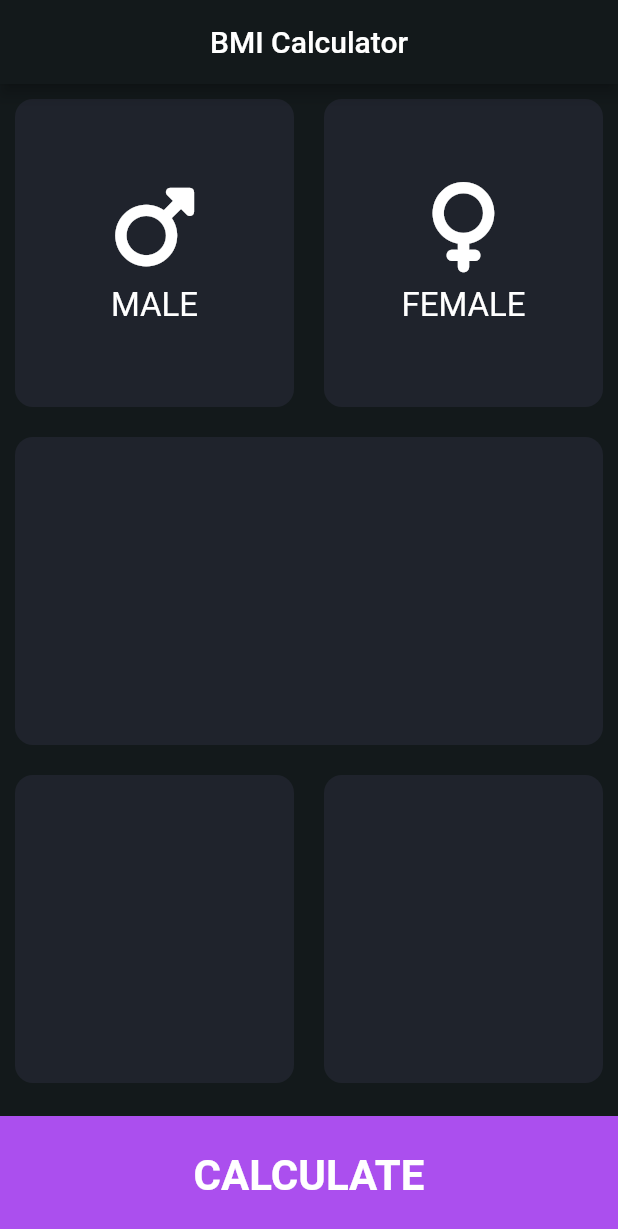
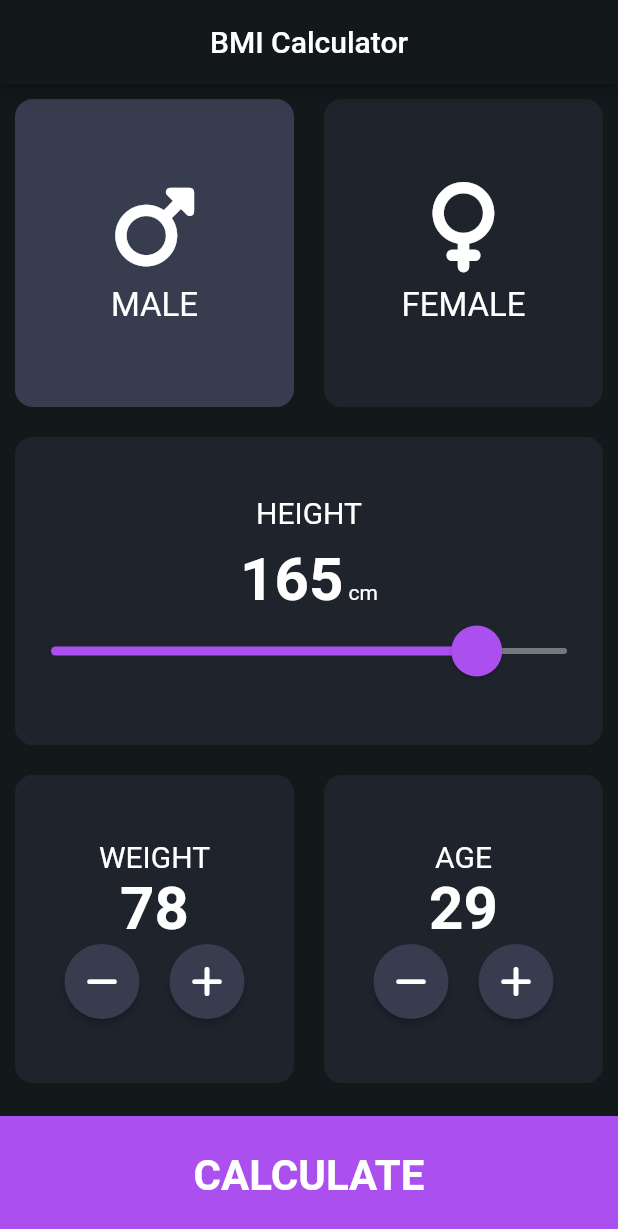
Before and after one commit to Jros88/flutter_codigo5_bmi, a Flutter app: the screen it shows after launch, on a phone screen of 412 x 824 dp. Shown: the top 1229 px of the screen. Run offline on Flutter 3.47's test engine with Material 2 defaults, Android fonts, the phone set to English and light mode, and no system bars; our stand-ins replace font_awesome_flutter.

Commit message:
BMI Brain

```diff
--- a/lib/main.dart
+++ b/lib/main.dart
@@ -1,5 +1,8 @@
+
 import 'package:flutter/material.dart';
 import 'package:flutter_codigo5_bmi/pages/input_pages.dart';
+
+
 
 void main(){
   runApp(MyApp());
@@ -18,6 +21,15 @@ class MyApp extends StatelessWidget {
           backgroundColor: Color(0xff13191B),
         ),
         scaffoldBackgroundColor: Color(0xff13191B),
+        sliderTheme: SliderThemeData(
+          activeTrackColor: kPrimaryColor,
+          inactiveTrackColor: Colors.white38,
+          thumbColor: kPrimaryColor,
+          thumbShape:  const RoundSliderThumbShape(
+              enabledThumbRadius: 17.0
+          ),
+          overlayColor: kPrimaryColor.withOpacity(0.25),
+        ),
       ),
       home: InputPage(),
     );
--- /dev/null
+++ b/lib/pages/bmi_brain.dart
@@ -0,0 +1,19 @@
+import 'dart:math';
+
+class BMIBrain {
+  int weight;
+  int height;
+
+  double bmi = 0;
+
+  BMIBrain({
+    required this.weight,
+    required this.height,
+  });
+
+  double calculateBMI() {
+    //bmi
+    bmi = weight / pow(height/100, 2);
+    return bmi;
+  }
+}
--- a/lib/pages/input_pages.dart
+++ b/lib/pages/input_pages.dart
@@ -1,13 +1,30 @@
 import 'package:flutter/material.dart';
+import 'package:flutter_codigo5_bmi/pages/result_page.dart';
 import 'package:flutter_codigo5_bmi/widgets.dart';
 import 'package:font_awesome_flutter/font_awesome_flutter.dart';
 
+const kTapSelectedColor = Color(0xff373d4e);
+const kCardColor = Color(0xff1F232C);
+const kPrimaryColor = Color(0xffAB4FEE);
 
-const kTapSelectedColor = Colors.red;
-const kCardColor = Color(0xff1F232C);
+enum Gender {
+  male,
+  female,
+  matasquita,
+  mandarina,
+}
 
-class InputPage extends StatelessWidget {
-  const InputPage({Key? key}) : super(key: key);
+class InputPage extends StatefulWidget {
+  @override
+  State<InputPage> createState() => _InputPageState();
+}
+
+class _InputPageState extends State<InputPage> {
+  Gender selectedOption = Gender.male;
+  int height = 165;
+  int weight = 78;
+  int age = 29;
+
   @override
   Widget build(BuildContext context) {
     return Scaffold(
@@ -24,20 +41,32 @@ class InputPage extends StatelessWidget {
               children: [
                 Expanded(
                   child: ReusableCard(
-                    color: kCardColor,
+                    color: selectedOption == Gender.male
+                        ? kTapSelectedColor
+                        : kCardColor,
                     childCard: IconContent(
                       textIcon: "MALE",
                       icon: FontAwesomeIcons.mars,
                     ),
+                    onTap: () {
+                      selectedOption = Gender.male;
+                      setState(() {});
+                    },
                   ),
                 ),
                 Expanded(
                   child: ReusableCard(
-                    color: kCardColor,
+                    color: selectedOption == Gender.female
+                        ? kTapSelectedColor
+                        : kCardColor,
                     childCard: IconContent(
                       textIcon: "FEMALE",
                       icon: FontAwesomeIcons.venus,
                     ),
+                    onTap: () {
+                      selectedOption = Gender.female;
+                      setState(() {});
+                    },
                   ),
                 ),
               ],
@@ -50,7 +79,42 @@ class InputPage extends StatelessWidget {
                 Expanded(
                   child: ReusableCard(
                     color: kCardColor,
-                    childCard: Container(),
+                    childCard: Column(
+                      mainAxisAlignment: MainAxisAlignment.center,
+                      children: [
+                        Text(
+                          "HEIGHT",
+                          style: TextStyle(
+                            fontSize: 20.0,
+                          ),
+                        ),
+                        SizedBox(
+                          height: 10.0,
+                        ),
+                        Row(
+                          mainAxisAlignment: MainAxisAlignment.center,
+                          crossAxisAlignment: CrossAxisAlignment.baseline,
+                          textBaseline: TextBaseline.alphabetic,
+                          children: [
+                            Text(
+                              height.toString(),
+                              style: TextStyle(
+                                  fontWeight: FontWeight.bold, fontSize: 40.0),
+                            ),
+                            Text(" cm"),
+                          ],
+                        ),
+                        Slider(
+                          value: height.toDouble(),
+                          min: 0,
+                          max: 200,
+                          onChanged: (double valueSlider) {
+                            height = valueSlider.round();
+                            setState(() {});
+                          },
+                        ),
+                      ],
+                    ),
                   ),
                 ),
               ],
@@ -63,32 +127,102 @@ class InputPage extends StatelessWidget {
                 Expanded(
                   child: ReusableCard(
                     color: kCardColor,
-                    childCard: Center(),
+                    childCard: Column(
+                      mainAxisAlignment: MainAxisAlignment.center,
+                      children: [
+                        const Text(
+                          "WEIGHT",
+                          style: TextStyle(
+                            fontSize: 20.0,
+                          ),
+                        ),
+                        Text(
+                          weight.toString(),
+                          style: const TextStyle(
+                            fontSize: 40.0,
+                            fontWeight: FontWeight.bold,
+                          ),
+                        ),
+                        Row(
+                          mainAxisAlignment: MainAxisAlignment.center,
+                          children: [
+                            InputIconButton(
+                              icon: FontAwesomeIcons.minus,
+                              onPressed: () {
+                                weight--;
+                                setState(() {});
+                              },
+                            ),
+                            const SizedBox(
+                              width: 20.0,
+                            ),
+                            InputIconButton(
+                              icon: FontAwesomeIcons.plus,
+                              onPressed: () {
+                                weight++;
+                                setState(() {});
+                              },
+                            ),
+                          ],
+                        ),
+                      ],
+                    ),
                   ),
                 ),
                 Expanded(
                   child: ReusableCard(
                     color: kCardColor,
-                    childCard: Container(),
+                    childCard: Column(
+                      mainAxisAlignment: MainAxisAlignment.center,
+                      children: [
+                        const Text(
+                          "AGE",
+                          style: TextStyle(
+                            fontSize: 20.0,
+                          ),
+                        ),
+                        Text(
+                          age.toString(),
+                          style: const TextStyle(
+                            fontSize: 40.0,
+                            fontWeight: FontWeight.bold,
+                          ),
+                        ),
+                        Row(
+                          mainAxisAlignment: MainAxisAlignment.center,
+                          children: [
+                            InputIconButton(
+                              icon: FontAwesomeIcons.minus,
+                              onPressed: () {
+                                age--;
+                                setState(() {});
+                              },
+                            ),
+                            const SizedBox(
+                              width: 20.0,
+                            ),
+                            InputIconButton(
+                              icon: FontAwesomeIcons.plus,
+                              onPressed: () {
+                                age++;
+                                setState(() {});
+                              },
+                            ),
+                          ],
+                        ),
+                      ],
+                    ),
                   ),
                 ),
               ],
             ),
           ),
           //Botón
-          Container(
-            height: 80.0,
-            width: double.infinity,
-            margin: const EdgeInsets.only(top: 12.0),
-            color: const Color(0xffAB4FEE),
-            alignment: Alignment.center,
-            child: const Text(
-              "CALCULATE",
-              style: TextStyle(
-                fontSize: 28.0,
-                fontWeight: FontWeight.bold,
-              ),
-            ),
+          NavigatorButton(
+            text: "CALCULATE",
+            onTap: (){
+              Navigator.push(context, MaterialPageRoute(builder: (context) => ResultPage()));
+            },
           ),
         ],
       ),
```
Also changed, not shown: lib/pages/result_page.dart (added, +72 -0 lines).
